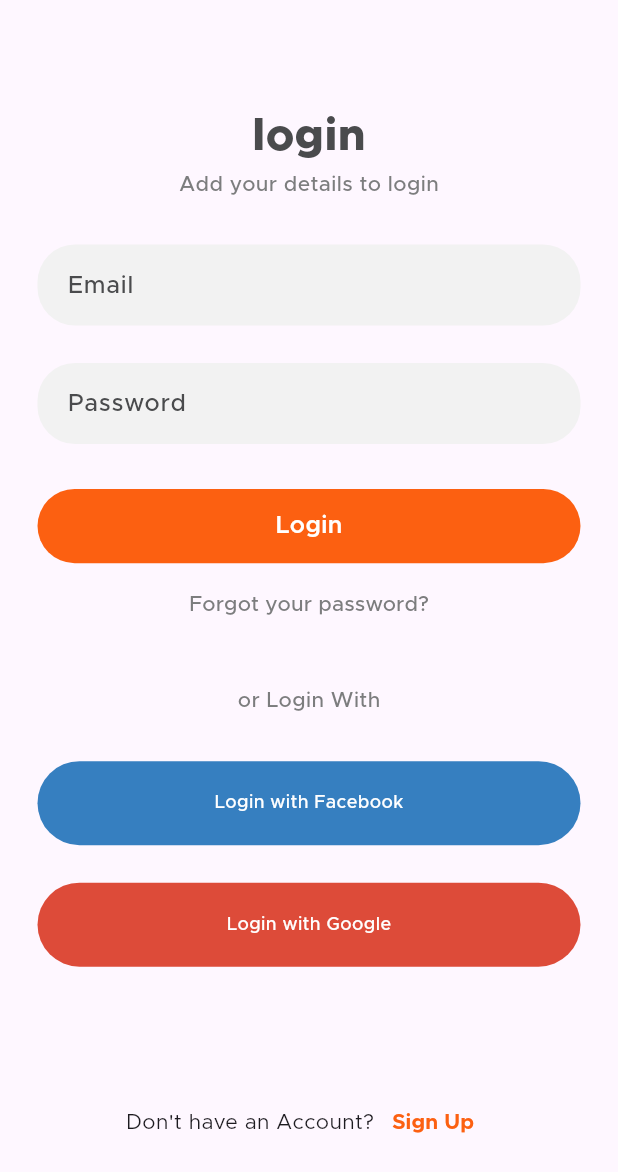
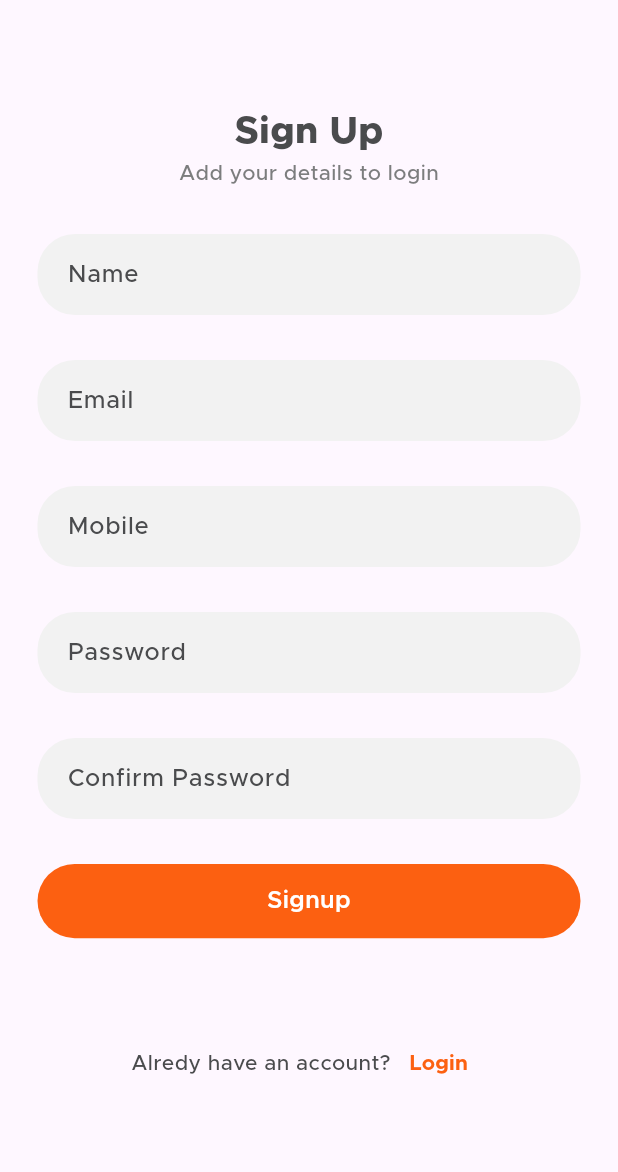
Before and after one commit to Aqib-Ayoub/KehwaCart-client, a Flutter app: the LoginView screen opened directly, after a tap on "Sign Up", on a phone screen of 412 x 824 dp. Shown: the top 1172 px of the screen. Run offline on Flutter 3.47's test engine with Material 3 defaults, Android fonts, the phone set to English and light mode, and no system bars.

Commit message:
clear some bugs

```diff
--- /dev/null
+++ b/lib/common_widget/round_icon_button.dart
@@ -0,0 +1,46 @@
+import 'package:client/const/color_extension.dart';
+import 'package:flutter/material.dart';
+
+class RoundIconButton extends StatelessWidget {
+  final String image;
+  final String text;
+  final Color color;
+  final VoidCallback onTap;
+  const RoundIconButton({
+    super.key,
+    required this.image,
+    required this.text,
+    required this.color,
+    required this.onTap,
+  });
+
+  @override
+  Widget build(BuildContext context) {
+    return InkWell(
+      onTap: onTap,
+      child: Container(
+        height: 56,
+        alignment: Alignment.center,
+        decoration: BoxDecoration(
+          color: color,
+          borderRadius: BorderRadius.circular(28),
+        ),
+        child: Row(
+          mainAxisSize: MainAxisSize.min,
+          children: [
+            Image.asset(image, height: 15, width: 15),
+            SizedBox(width: 8.0),
+            Text(
+              text,
+              style: TextStyle(
+                color: AColor.white,
+                fontSize: 12,
+                fontWeight: FontWeight.w500,
+              ),
+            ),
+          ],
+        ),
+      ),
+    );
+  }
+}
--- a/lib/views/auth/login_view.dart
+++ b/lib/views/auth/login_view.dart
@@ -1,6 +1,8 @@
 import 'package:client/common_widget/round_button.dart';
+import 'package:client/common_widget/round_icon_button.dart';
 import 'package:client/common_widget/round_textfield.dart';
 import 'package:client/const/color_extension.dart';
+import 'package:client/views/auth/signup_view.dart';
 import 'package:flutter/material.dart';
 
 class LoginView extends StatefulWidget {
@@ -15,7 +17,6 @@ class _LoginViewState extends State<LoginView> {
   TextEditingController password = TextEditingController();
   @override
   Widget build(BuildContext context) {
-    var media = MediaQuery.of(context).size;
     return Scaffold(
       body: SingleChildScrollView(
         child: Padding(
@@ -73,49 +74,18 @@ class _LoginViewState extends State<LoginView> {
                 ),
               ),
               SizedBox(height: 30),
-              InkWell(
+              RoundIconButton(
                 onTap: () {},
-                child: Container(
-                  alignment: Alignment.center,
-                  height: 56,
-                  decoration: BoxDecoration(
-                    color: Color(0xff367fc0),
-                    borderRadius: BorderRadius.circular(28),
-                  ),
-                  child: Row(
-                    mainAxisSize: MainAxisSize.min,
-                    children: [
-                      Text(
-                        'Login with Facebook',
-                        style: TextStyle(
-                          color: AColor.white,
-                          fontSize: 12,
-                          fontWeight: FontWeight.w500,
-                        ),
-                      ),
-                    ],
-                  ),
-                ),
+                text: 'Login with Facebook',
+                image: 'assets/images/facebook_logo.png',
+                color: Color(0xff367fc0),
               ),
               SizedBox(height: 25),
-              InkWell(
+              RoundIconButton(
                 onTap: () {},
-                child: Container(
-                  height: 56,
-                  alignment: Alignment.center,
-                  decoration: BoxDecoration(
-                    color: Color(0xffdd4b39),
-                    borderRadius: BorderRadius.circular(28),
-                  ),
-                  child: Text(
-                    'Login with Google',
-                    style: TextStyle(
-                      color: AColor.white,
-                      fontSize: 12,
-                      fontWeight: FontWeight.w500,
-                    ),
-                  ),
-                ),
+                image: 'assets/images/google_logo.png',
+                text: 'Login with Google',
+                color: Color(0xffdd4b39),
               ),
               SizedBox(height: 80),
               Row(
@@ -123,7 +93,12 @@ class _LoginViewState extends State<LoginView> {
                 children: [
                   Text('Don\'t have an Account?'),
                   TextButton(
-                    onPressed: () {},
+                    onPressed: () {
+                      Navigator.push(
+                        context,
+                        MaterialPageRoute(builder: (context) => SignupView()),
+                      );
+                    },
                     child: Text(
                       'Sign Up',
                       style: TextStyle(
--- /dev/null
+++ b/lib/views/auth/signup_view.dart
@@ -0,0 +1,94 @@
+import 'package:client/common_widget/round_button.dart';
+import 'package:client/common_widget/round_textfield.dart';
+import 'package:client/const/color_extension.dart';
+import 'package:client/views/auth/login_view.dart';
+import 'package:flutter/material.dart';
+
+class SignupView extends StatefulWidget {
+  const SignupView({super.key});
+
+  @override
+  State<SignupView> createState() => _SignupViewState();
+}
+
+class _SignupViewState extends State<SignupView> {
+  TextEditingController name = TextEditingController();
+  TextEditingController email = TextEditingController();
+  TextEditingController mobile = TextEditingController();
+  TextEditingController password = TextEditingController();
+  TextEditingController confirmPassword = TextEditingController();
+  @override
+  Widget build(BuildContext context) {
+    return Scaffold(
+      body: SingleChildScrollView(
+        child: Padding(
+          padding: const EdgeInsets.symmetric(horizontal: 25.0),
+          child: Column(
+            crossAxisAlignment: CrossAxisAlignment.center,
+            children: [
+              SizedBox(height: 70.0),
+              Text(
+                'Sign Up',
+                style: TextStyle(
+                  color: AColor.primaryText,
+                  fontSize: 25,
+                  fontWeight: FontWeight.w800,
+                ),
+              ),
+              Text(
+                'Add your details to login',
+                style: TextStyle(
+                  color: AColor.secondaryText,
+                  fontSize: 14,
+                  fontWeight: FontWeight.w500,
+                ),
+              ),
+              SizedBox(height: 30),
+              RoundTextfield(hintText: 'Name'),
+              SizedBox(height: 30),
+              RoundTextfield(hintText: 'Email'),
+              SizedBox(height: 30),
+              RoundTextfield(hintText: 'Mobile'),
+              SizedBox(height: 30),
+              RoundTextfield(hintText: 'Password'),
+              SizedBox(height: 30),
+              RoundTextfield(hintText: 'Confirm Password'),
+              SizedBox(height: 30),
+              RoundButton(text: 'Signup', onPressed: () {}),
+              SizedBox(height: 60.0),
+              Row(
+                mainAxisSize: MainAxisSize.min,
+                children: [
+                  Text(
+                    'Alredy have an account?',
+                    style: TextStyle(
+                      color: AColor.primaryText,
+                      fontSize: 14,
+                      fontWeight: FontWeight.w500,
+                    ),
+                  ),
+                  TextButton(
+                    onPressed: () {
+                      Navigator.push(
+                        context,
+                        MaterialPageRoute(builder: (context) => LoginView()),
+                      );
+                    },
+                    child: Text(
+                      'Login',
+                      style: TextStyle(
+                        color: AColor.primary,
+                        fontSize: 14,
+                        fontWeight: FontWeight.w700,
+                      ),
+                    ),
+                  ),
+                ],
+              ),
+            ],
+          ),
+        ),
+      ),
+    );
+  }
+}
--- a/lib/views/on_boarding/splash_view.dart
+++ b/lib/views/on_boarding/splash_view.dart
@@ -18,6 +18,7 @@ class _StartupViewState extends State<StartupView> {
   void goWelcomePage() async {
     await Future.delayed(Duration(seconds: 3));
     Navigator.push(
+      // ignore: use_build_context_synchronously
       context,
       MaterialPageRoute(builder: (context) => WelcomeView()),
     );
```
